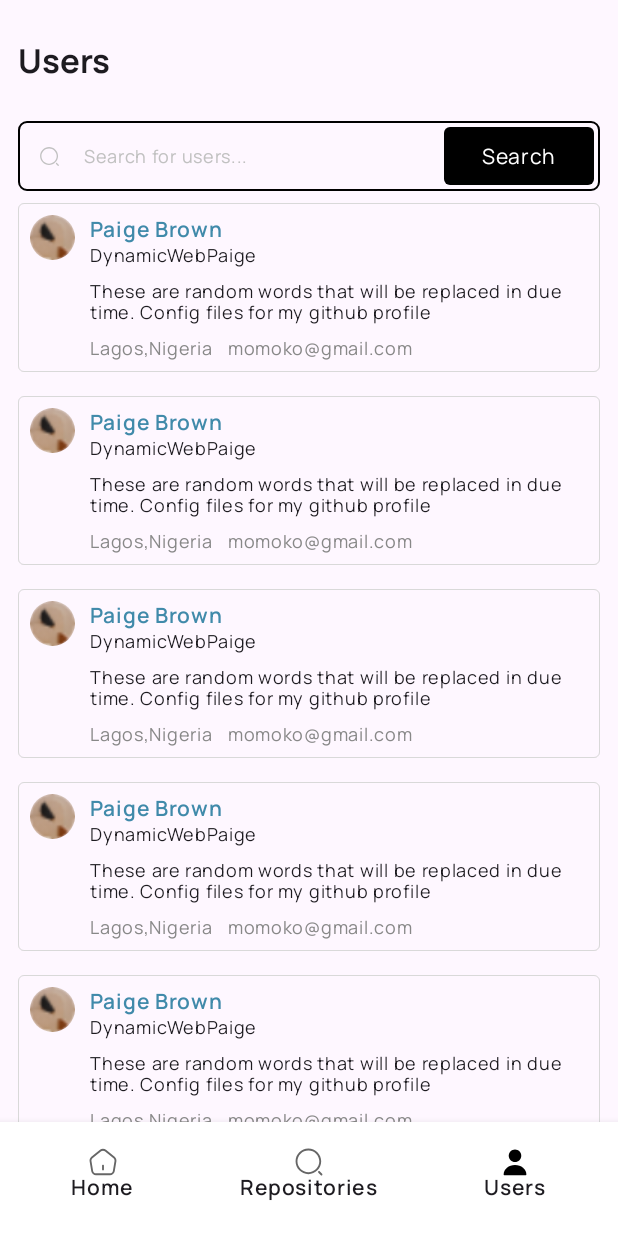
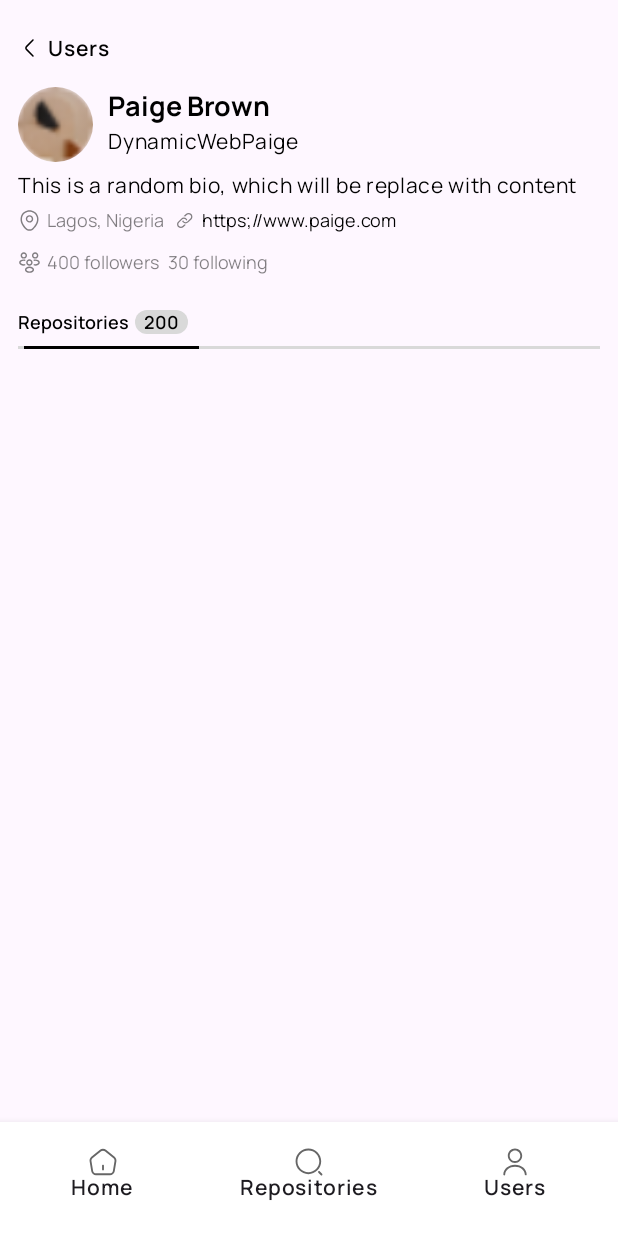
Before and after one commit to Xheghun/RepoLens, an Android app built with Jetpack Compose: the screen it shows after launch (MainActivity), on a phone screen of 412 x 824 dp. Run offline under Robolectric (Android 15) with nearby library versions, the phone set to English and light mode, and no system bars.

Commit message:
- user profile header

```diff
--- a/app/src/main/java/com/xheghun/repolens/presentation/MainActivity.kt
+++ b/app/src/main/java/com/xheghun/repolens/presentation/MainActivity.kt
@@ -26,6 +26,7 @@ import com.xheghun.repolens.R
 import com.xheghun.repolens.presentation.home.HomeView
 import com.xheghun.repolens.presentation.search.SearchView
 import com.xheghun.repolens.presentation.theme.RepoLensTheme
+import com.xheghun.repolens.presentation.user.UserDetails
 import com.xheghun.repolens.presentation.user.UserView
 
 data class TopLevelRoute<T : Any>(
@@ -97,12 +98,13 @@ class MainActivity : ComponentActivity() {
                 ) { innerPadding ->
                     NavHost(
                         navController = navController,
-                        startDestination = Routes.Users.name,
+                        startDestination = Routes.UserDetails.name,
                         modifier = Modifier.padding(innerPadding)
                     ) {
                         composable(Routes.Home.name) { HomeView(navController) }
                         composable(Routes.Repositories.name) { SearchView(navController) }
                         composable(Routes.Users.name) { UserView(navController) }
+                        composable(Routes.UserDetails.name) { UserDetails(navController) }
                     }
                 }
 
--- a/app/src/main/java/com/xheghun/repolens/presentation/Routes.kt
+++ b/app/src/main/java/com/xheghun/repolens/presentation/Routes.kt
@@ -3,5 +3,6 @@ package com.xheghun.repolens.presentation
 enum class Routes {
     Home,
     Repositories,
-    Users
+    Users,
+    UserDetails
 }
--- a/app/src/main/java/com/xheghun/repolens/presentation/theme/Color.kt
+++ b/app/src/main/java/com/xheghun/repolens/presentation/theme/Color.kt
@@ -11,3 +11,4 @@ val PurpleTransparent = Color(0xFFF6EDF8)
 val GreyLight = Color(0xFFD9D9D9)
 val Grey = Color(0xFFC1C1C1)
 val EmptyState = Color(0xFF727272)
+val IconColor = Color(0xFF1A1A1A).copy(alpha = 0.55f)
--- a/app/src/main/java/com/xheghun/repolens/presentation/theme/Type.kt
+++ b/app/src/main/java/com/xheghun/repolens/presentation/theme/Type.kt
@@ -44,11 +44,22 @@ val Typography = Typography(
         letterSpacing = 0.5.sp
     ),
 
+    displayMedium = TextStyle(
+        fontFamily = ManRope,
+        fontWeight = FontWeight.Normal,
+        fontSize = 14.sp,
+        lineHeight = 14.sp,
+        letterSpacing = 0.5.sp
+    ),
+
     displaySmall = TextStyle(
         fontFamily = ManRope,
         fontWeight = FontWeight.Normal,
-        fontSize = 12.sp,
-        lineHeight = 14.sp,
-        letterSpacing = 0.5.sp
+        fontSize = 12.sp
+    ),
+    titleSmall = TextStyle(
+        fontFamily = ManRope,
+        fontWeight = FontWeight.SemiBold,
+        fontSize = 12.sp
     )
 )
--- /dev/null
+++ b/app/src/main/java/com/xheghun/repolens/presentation/user/UserDetails.kt
@@ -0,0 +1,145 @@
+package com.xheghun.repolens.presentation.user
+
+import androidx.compose.foundation.Image
+import androidx.compose.foundation.background
+import androidx.compose.foundation.clickable
+import androidx.compose.foundation.layout.Box
+import androidx.compose.foundation.layout.Column
+import androidx.compose.foundation.layout.Row
+import androidx.compose.foundation.layout.fillMaxWidth
+import androidx.compose.foundation.layout.height
+import androidx.compose.foundation.layout.padding
+import androidx.compose.foundation.layout.size
+import androidx.compose.foundation.layout.width
+import androidx.compose.foundation.shape.CircleShape
+import androidx.compose.foundation.shape.RoundedCornerShape
+import androidx.compose.material.Icon
+import androidx.compose.material.IconButton
+import androidx.compose.material.Text
+import androidx.compose.material3.MaterialTheme
+import androidx.compose.runtime.Composable
+import androidx.compose.ui.Alignment
+import androidx.compose.ui.Modifier
+import androidx.compose.ui.draw.clip
+import androidx.compose.ui.res.painterResource
+import androidx.compose.ui.unit.dp
+import androidx.navigation.NavController
+import com.xheghun.repolens.R
+import com.xheghun.repolens.presentation.theme.Black
+import com.xheghun.repolens.presentation.theme.Grey
+import com.xheghun.repolens.presentation.theme.GreyLight
+import com.xheghun.repolens.presentation.theme.IconColor
+import com.xheghun.repolens.presentation.widget.TextDrawable
+
+@Composable
+fun UserDetails(navController: NavController) {
+    Column(Modifier.padding(12.dp)) {
+
+        //NAVIGATION
+        Row(
+            verticalAlignment = Alignment.CenterVertically,
+            modifier = Modifier.clickable { navController.popBackStack() }) {
+            Icon(
+                painter = painterResource(id = R.drawable.arrow_left),
+                contentDescription = "nav back",
+                modifier = Modifier
+                    .clip(CircleShape)
+                    .padding(vertical = 12.dp)
+            )
+            Text(
+                "Users",
+                style = MaterialTheme.typography.labelSmall,
+                modifier = Modifier.padding(horizontal = 4.dp)
+            )
+        }
+
+        //PROFILE DETAILS HEADER
+        Column {
+            Row(Modifier.padding(vertical = 6.dp)) {
+                Image(
+                    painter = painterResource(R.drawable.repo_img),
+                    contentDescription = "profile image",
+                    modifier = Modifier
+                        .size(50.dp)
+                        .clip(CircleShape)
+                )
+                Box(Modifier.width(10.dp))
+                Column {
+                    Text("Paige Brown", style = MaterialTheme.typography.titleMedium)
+                    Box(Modifier.height(2.dp))
+                    Text("DynamicWebPaige", style = MaterialTheme.typography.bodyLarge)
+                }
+            }
+
+            Text(
+                "This is a random bio, which will be replace with actual content",
+                style = MaterialTheme.typography.displayMedium
+            )
+
+            Row(Modifier.padding(vertical = 6.dp)) {
+                TextDrawable(text = "Lagos, Nigeria", textColor = IconColor) {
+                    Image(
+                        painter = painterResource(id = R.drawable.location),
+                        contentDescription = "location icon"
+                    )
+                }
+
+                Box(Modifier.width(6.dp))
+
+                TextDrawable(text = "https;//www.paige.com") {
+                    Image(
+                        painter = painterResource(id = R.drawable.link),
+                        contentDescription = "website icon"
+                    )
+                }
+            }
+
+            Row(Modifier.padding(vertical = 6.dp)) {
+                TextDrawable(text = "400 followers", textColor = IconColor) {
+                    Image(
+                        painter = painterResource(id = R.drawable.people),
+                        contentDescription = "followers icon"
+                    )
+                }
+
+                Box(Modifier.width(6.dp))
+
+                Text(
+                    text = "30 following",
+                    color = IconColor,
+                    style = MaterialTheme.typography.displaySmall
+                )
+            }
+        }
+
+        //REPO COUNT
+        Row(
+            verticalAlignment = Alignment.CenterVertically,
+            modifier = Modifier.padding(top = 18.dp, bottom = 8.dp)
+        ) {
+            Text("Repositories", style = MaterialTheme.typography.titleSmall)
+            Box(Modifier.width(3.dp))
+            Text(
+                "200",
+                style = MaterialTheme.typography.titleSmall,
+                modifier = Modifier
+                    .clip(RoundedCornerShape(8.dp))
+                    .background(GreyLight)
+                    .padding(horizontal = 6.dp)
+            )
+        }
+
+        Row(Modifier.background(GreyLight)) {
+            Box(
+                Modifier
+                    .weight(1.8f)
+                    .height(2.dp)
+                    .padding(start = 4.dp)
+                    .background(Black)
+            )
+            Box(Modifier.weight(4f))
+        }
+
+        //REPO LIST
+    }
+}
--- a/app/src/main/java/com/xheghun/repolens/presentation/user/UserView.kt
+++ b/app/src/main/java/com/xheghun/repolens/presentation/user/UserView.kt
@@ -9,6 +9,7 @@ import androidx.compose.ui.unit.dp
 import androidx.lifecycle.compose.collectAsStateWithLifecycle
 import androidx.lifecycle.viewmodel.compose.viewModel
 import androidx.navigation.NavHostController
+import com.xheghun.repolens.presentation.Routes
 import com.xheghun.repolens.presentation.search.SearchViewModel
 import com.xheghun.repolens.presentation.widget.PageTitle
 import com.xheghun.repolens.presentation.widget.SearchBar
@@ -33,7 +34,7 @@ fun UserView(navController: NavHostController) {
 
             LazyColumn(Modifier.weight(1f)) {
                 items(12) {
-                    UserItem()
+                    UserItem { navController.navigate(Routes.UserDetails.name) }
                 }
             }
         }
--- a/app/src/main/java/com/xheghun/repolens/presentation/widget/RepoItem.kt
+++ b/app/src/main/java/com/xheghun/repolens/presentation/widget/RepoItem.kt
@@ -20,15 +20,15 @@ import androidx.compose.runtime.Composable
 import androidx.compose.ui.Alignment
 import androidx.compose.ui.Modifier
 import androidx.compose.ui.draw.clip
+import androidx.compose.ui.graphics.Color
 import androidx.compose.ui.res.painterResource
-import androidx.compose.ui.text.TextStyle
 import androidx.compose.ui.unit.dp
 import androidx.compose.ui.unit.sp
 import com.xheghun.repolens.R
+import com.xheghun.repolens.presentation.theme.Black
 import com.xheghun.repolens.presentation.theme.DeepPurple
 import com.xheghun.repolens.presentation.theme.GreyLight
 import com.xheghun.repolens.presentation.theme.Lime
-import com.xheghun.repolens.presentation.theme.ManRope
 import com.xheghun.repolens.presentation.theme.Teal
 import com.xheghun.repolens.presentation.theme.TealTransparent
 
@@ -115,10 +115,10 @@ fun RepoItem() {
 
 
 @Composable
-fun TextDrawable(text: String, drawableStart: @Composable () -> Unit) {
+fun TextDrawable(text: String, textColor: Color = Black, drawableStart: @Composable () -> Unit) {
     Row(verticalAlignment = Alignment.CenterVertically) {
         drawableStart()
         Box(Modifier.width(4.dp))
-        Text(text = text, style = TextStyle(fontSize = 12.sp, fontFamily = ManRope))
+        Text(text = text, color = textColor, style = MaterialTheme.typography.displaySmall)
     }
 }
--- a/app/src/main/java/com/xheghun/repolens/presentation/widget/UserItem.kt
+++ b/app/src/main/java/com/xheghun/repolens/presentation/widget/UserItem.kt
@@ -3,6 +3,7 @@ package com.xheghun.repolens.presentation.widget
 import androidx.compose.foundation.Image
 import androidx.compose.foundation.background
 import androidx.compose.foundation.border
+import androidx.compose.foundation.clickable
 import androidx.compose.foundation.layout.Box
 import androidx.compose.foundation.layout.Column
 import androidx.compose.foundation.layout.FlowRow
@@ -26,13 +27,14 @@ import com.xheghun.repolens.presentation.theme.GreyLight
 import com.xheghun.repolens.presentation.theme.Teal
 
 @Composable
-fun UserItem() {
+fun UserItem(onTap: () -> Unit) {
     Surface(
         shadowElevation = 8.dp,
         modifier = Modifier
             .padding(vertical = 8.dp)
             .border(0.5.dp, GreyLight, RoundedCornerShape(4.dp))
             .clip(RoundedCornerShape(4.dp))
+            .clickable { onTap.invoke() }
     ) {
         Row( Modifier
             .padding(8.dp)) {
--- /dev/null
+++ b/app/src/main/res/drawable/arrow_left.xml
@@ -0,0 +1,9 @@
+<vector xmlns:android="http://schemas.android.com/apk/res/android"
+    android:width="16dp"
+    android:height="16dp"
+    android:viewportWidth="16"
+    android:viewportHeight="16">
+  <path
+      android:pathData="M10,13.78C9.873,13.78 9.747,13.733 9.647,13.633L5.3,9.287C4.593,8.58 4.593,7.42 5.3,6.713L9.647,2.367C9.84,2.173 10.16,2.173 10.353,2.367C10.547,2.56 10.547,2.88 10.353,3.073L6.007,7.42C5.687,7.74 5.687,8.26 6.007,8.58L10.353,12.927C10.547,13.12 10.547,13.44 10.353,13.633C10.253,13.727 10.127,13.78 10,13.78Z"
+      android:fillColor="#292D32"/>
+</vector>
--- /dev/null
+++ b/app/src/main/res/drawable/link.xml
@@ -0,0 +1,18 @@
+<vector xmlns:android="http://schemas.android.com/apk/res/android"
+    android:width="15dp"
+    android:height="15dp"
+    android:viewportWidth="15"
+    android:viewportHeight="15">
+  <group>
+    <clip-path
+        android:pathData="M0,0h15v15h-15z"/>
+    <path
+        android:pathData="M7.333,10.133L6.308,11.15C5.996,11.458 5.576,11.63 5.138,11.63C4.699,11.63 4.279,11.458 3.967,11.15C3.815,10.998 3.694,10.818 3.612,10.62C3.529,10.421 3.487,10.209 3.487,9.994C3.487,9.779 3.529,9.566 3.612,9.368C3.694,9.169 3.815,8.989 3.967,8.837L5.921,6.9C6.233,6.592 6.653,6.419 7.092,6.419C7.53,6.419 7.951,6.592 8.263,6.9C8.461,7.097 8.605,7.343 8.679,7.613C8.72,7.579 8.758,7.541 8.792,7.5L9.329,6.967C9.209,6.716 9.047,6.488 8.85,6.292C8.382,5.829 7.75,5.569 7.092,5.569C6.433,5.569 5.801,5.829 5.333,6.292L3.375,8.246C3.144,8.475 2.961,8.747 2.836,9.047C2.711,9.347 2.647,9.669 2.647,9.994C2.647,10.319 2.711,10.641 2.836,10.941C2.961,11.241 3.144,11.513 3.375,11.742C3.843,12.205 4.475,12.465 5.133,12.465C5.792,12.465 6.424,12.205 6.892,11.742L8.413,10.233H8.204C7.911,10.238 7.618,10.205 7.333,10.133Z"
+        android:fillColor="#1A1A1A"
+        android:fillAlpha="0.55"/>
+    <path
+        android:pathData="M11.921,3.258C11.453,2.795 10.821,2.535 10.163,2.535C9.504,2.535 8.872,2.795 8.404,3.258L6.883,4.767H7.087C7.383,4.767 7.677,4.806 7.962,4.883L8.987,3.867C9.299,3.559 9.72,3.386 10.158,3.386C10.597,3.386 11.017,3.559 11.329,3.867C11.481,4.018 11.602,4.199 11.684,4.397C11.767,4.595 11.809,4.808 11.809,5.023C11.809,5.238 11.767,5.45 11.684,5.649C11.602,5.847 11.481,6.027 11.329,6.179L9.375,8.117C9.063,8.425 8.642,8.597 8.204,8.597C7.766,8.597 7.345,8.425 7.033,8.117C6.835,7.919 6.691,7.674 6.617,7.404C6.575,7.433 6.536,7.465 6.5,7.5L5.962,8.033C6.083,8.284 6.245,8.512 6.442,8.708C6.91,9.171 7.542,9.431 8.2,9.431C8.858,9.431 9.49,9.171 9.958,8.708L11.913,6.771C12.143,6.542 12.325,6.269 12.45,5.969C12.575,5.669 12.639,5.348 12.639,5.023C12.639,4.698 12.575,4.376 12.45,4.077C12.325,3.777 12.143,3.504 11.913,3.275L11.921,3.258Z"
+        android:fillColor="#1A1A1A"
+        android:fillAlpha="0.55"/>
+  </group>
+</vector>
--- /dev/null
+++ b/app/src/main/res/drawable/location.xml
@@ -0,0 +1,14 @@
+<vector xmlns:android="http://schemas.android.com/apk/res/android"
+    android:width="15dp"
+    android:height="15dp"
+    android:viewportWidth="15"
+    android:viewportHeight="15">
+  <path
+      android:pathData="M7.5,8.856C6.169,8.856 5.081,7.775 5.081,6.438C5.081,5.1 6.169,4.025 7.5,4.025C8.831,4.025 9.919,5.106 9.919,6.444C9.919,7.781 8.831,8.856 7.5,8.856ZM7.5,4.963C6.687,4.963 6.019,5.625 6.019,6.444C6.019,7.262 6.681,7.925 7.5,7.925C8.319,7.925 8.981,7.262 8.981,6.444C8.981,5.625 8.312,4.963 7.5,4.963Z"
+      android:fillColor="#1A1A1A"
+      android:fillAlpha="0.55"/>
+  <path
+      android:pathData="M7.5,14.225C6.575,14.225 5.644,13.875 4.919,13.181C3.075,11.406 1.037,8.575 1.806,5.206C2.5,2.15 5.169,0.781 7.5,0.781C7.5,0.781 7.5,0.781 7.506,0.781C9.837,0.781 12.506,2.15 13.2,5.213C13.962,8.581 11.925,11.406 10.081,13.181C9.356,13.875 8.425,14.225 7.5,14.225ZM7.5,1.719C5.681,1.719 3.344,2.688 2.725,5.412C2.05,8.356 3.9,10.894 5.575,12.5C6.656,13.544 8.35,13.544 9.431,12.5C11.1,10.894 12.95,8.356 12.287,5.412C11.662,2.688 9.319,1.719 7.5,1.719Z"
+      android:fillColor="#1A1A1A"
+      android:fillAlpha="0.55"/>
+</vector>
--- /dev/null
+++ b/app/src/main/res/drawable/people.xml
@@ -0,0 +1,30 @@
+<vector xmlns:android="http://schemas.android.com/apk/res/android"
+    android:width="15dp"
+    android:height="15dp"
+    android:viewportWidth="15"
+    android:viewportHeight="15">
+  <path
+      android:pathData="M11.25,4.944C11.231,4.944 11.219,4.944 11.2,4.944H11.169C9.987,4.906 9.106,3.994 9.106,2.869C9.106,1.719 10.044,0.788 11.187,0.788C12.331,0.788 13.269,1.725 13.269,2.869C13.262,4 12.381,4.913 11.256,4.95C11.256,4.944 11.256,4.944 11.25,4.944ZM11.187,1.719C10.556,1.719 10.044,2.231 10.044,2.863C10.044,3.481 10.525,3.981 11.144,4.006C11.15,4 11.2,4 11.256,4.006C11.862,3.975 12.331,3.475 12.337,2.863C12.337,2.231 11.825,1.719 11.187,1.719Z"
+      android:fillColor="#1A1A1A"
+      android:fillAlpha="0.55"/>
+  <path
+      android:pathData="M11.256,9.55C11.012,9.55 10.769,9.531 10.525,9.488C10.269,9.444 10.1,9.2 10.144,8.944C10.188,8.688 10.431,8.519 10.688,8.563C11.456,8.694 12.269,8.55 12.813,8.188C13.106,7.994 13.262,7.75 13.262,7.506C13.262,7.263 13.1,7.025 12.813,6.831C12.269,6.469 11.444,6.325 10.669,6.463C10.413,6.513 10.169,6.338 10.125,6.081C10.081,5.825 10.25,5.581 10.506,5.538C11.525,5.356 12.581,5.55 13.331,6.05C13.881,6.419 14.2,6.944 14.2,7.506C14.2,8.063 13.887,8.594 13.331,8.969C12.762,9.344 12.025,9.55 11.256,9.55Z"
+      android:fillColor="#1A1A1A"
+      android:fillAlpha="0.55"/>
+  <path
+      android:pathData="M3.731,4.944C3.725,4.944 3.719,4.944 3.719,4.944C2.594,4.906 1.712,3.994 1.706,2.869C1.706,1.719 2.644,0.781 3.787,0.781C4.931,0.781 5.869,1.719 5.869,2.862C5.869,3.994 4.987,4.906 3.862,4.944L3.731,4.475L3.775,4.944C3.762,4.944 3.744,4.944 3.731,4.944ZM3.794,4.006C3.831,4.006 3.862,4.006 3.9,4.012C4.456,3.987 4.944,3.487 4.944,2.869C4.944,2.237 4.431,1.725 3.8,1.725C3.169,1.725 2.656,2.237 2.656,2.869C2.656,3.481 3.131,3.975 3.737,4.012C3.744,4.006 3.769,4.006 3.794,4.006Z"
+      android:fillColor="#1A1A1A"
+      android:fillAlpha="0.55"/>
+  <path
+      android:pathData="M3.725,9.55C2.956,9.55 2.219,9.344 1.65,8.969C1.1,8.6 0.781,8.069 0.781,7.506C0.781,6.95 1.1,6.419 1.65,6.05C2.4,5.55 3.456,5.356 4.475,5.538C4.731,5.581 4.9,5.825 4.856,6.081C4.813,6.338 4.569,6.513 4.313,6.463C3.537,6.325 2.719,6.469 2.169,6.831C1.875,7.025 1.719,7.263 1.719,7.506C1.719,7.75 1.881,7.994 2.169,8.188C2.713,8.55 3.525,8.694 4.294,8.563C4.55,8.519 4.794,8.694 4.838,8.944C4.881,9.2 4.713,9.444 4.456,9.488C4.213,9.531 3.969,9.55 3.725,9.55Z"
+      android:fillColor="#1A1A1A"
+      android:fillAlpha="0.55"/>
+  <path
+      android:pathData="M7.5,9.612C7.481,9.612 7.469,9.612 7.45,9.612H7.419C6.237,9.575 5.356,8.662 5.356,7.537C5.356,6.387 6.294,5.456 7.437,5.456C8.581,5.456 9.519,6.394 9.519,7.537C9.512,8.669 8.631,9.581 7.506,9.619C7.506,9.612 7.506,9.612 7.5,9.612ZM7.437,6.387C6.806,6.387 6.294,6.9 6.294,7.531C6.294,8.15 6.775,8.65 7.394,8.675C7.4,8.669 7.45,8.669 7.506,8.675C8.112,8.644 8.581,8.144 8.587,7.531C8.587,6.906 8.075,6.387 7.437,6.387Z"
+      android:fillColor="#1A1A1A"
+      android:fillAlpha="0.55"/>
+  <path
+      android:pathData="M7.5,14.225C6.75,14.225 6,14.031 5.419,13.637C4.869,13.269 4.55,12.744 4.55,12.181C4.55,11.625 4.862,11.087 5.419,10.719C6.587,9.944 8.419,9.944 9.581,10.719C10.131,11.087 10.45,11.613 10.45,12.175C10.45,12.731 10.137,13.269 9.581,13.637C9,14.025 8.25,14.225 7.5,14.225ZM5.937,11.506C5.644,11.7 5.487,11.944 5.487,12.188C5.487,12.431 5.65,12.669 5.937,12.863C6.781,13.431 8.212,13.431 9.056,12.863C9.35,12.669 9.506,12.425 9.506,12.181C9.506,11.938 9.344,11.7 9.056,11.506C8.219,10.938 6.787,10.944 5.937,11.506Z"
+      android:fillColor="#1A1A1A"
+      android:fillAlpha="0.55"/>
+</vector>
```
